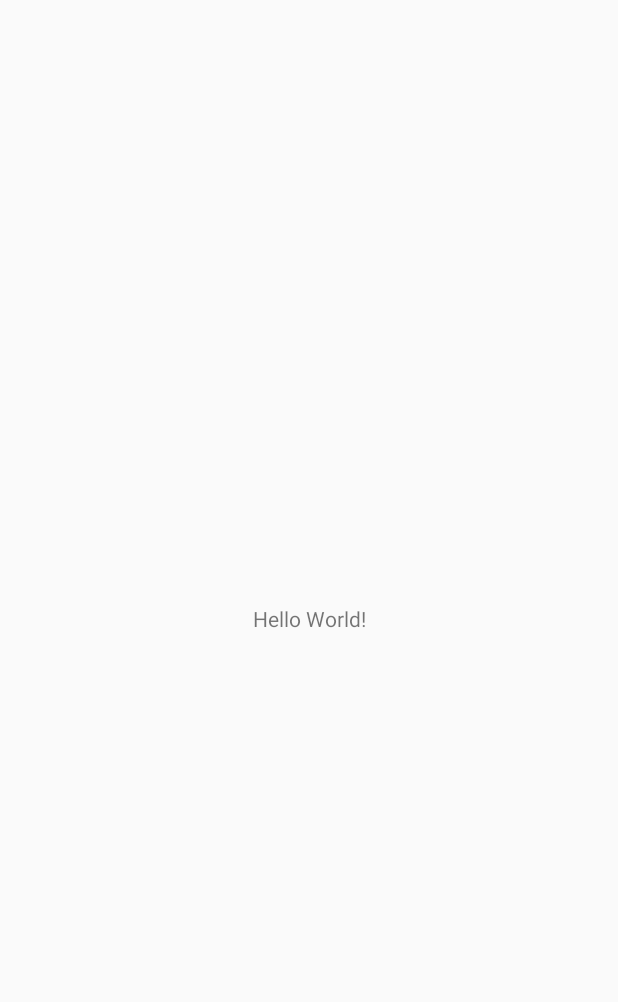
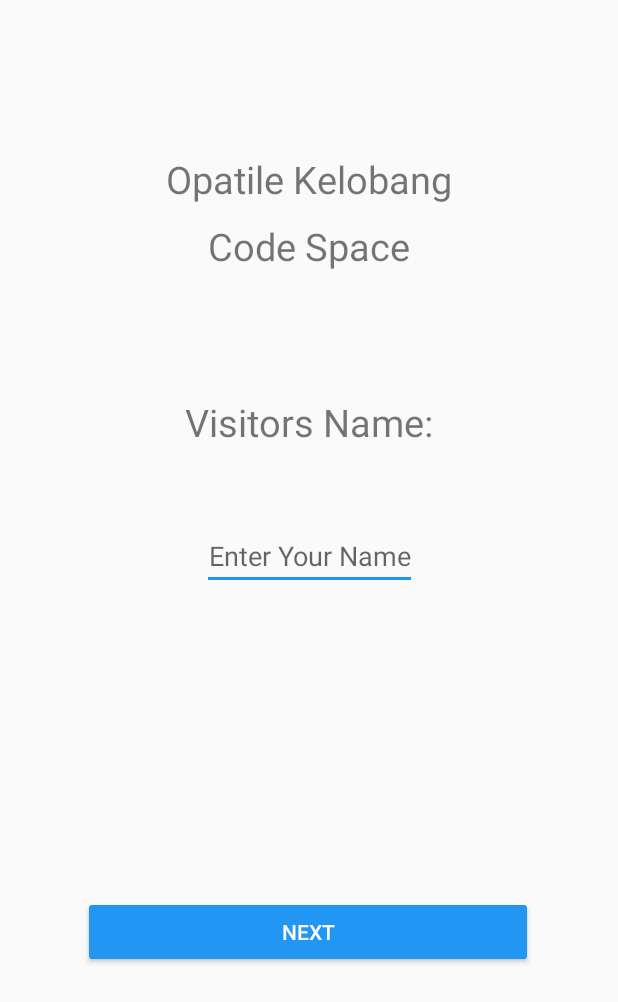
Before and after one commit to OpatileKelobang/MyCodeSpace, an Android app: the MainActivity screen opened directly, with no data from a screen before it, on a phone screen of 412 x 824 dp. Before the commit the part shown is almost empty. Shown: the top 1002 px of the screen. Run offline under Robolectric (Android 15) with nearby library versions, the phone set to English and light mode, and no system bars.

Commit message:
Username sent to second activity working and complete! (menu not doen yet) - Revert to here if things go bad

```diff
--- a/app/src/main/AndroidManifest.xml
+++ b/app/src/main/AndroidManifest.xml
@@ -9,6 +9,7 @@
         android:roundIcon="@mipmap/ic_launcher_round"
         android:supportsRtl="true"
         android:theme="@style/AppTheme">
+        <activity android:name=".MenuActivity"></activity>
         <activity android:name=".WelcomeActivity">
             <intent-filter>
                 <action android:name="android.intent.action.MAIN" />
@@ -16,8 +17,7 @@
                 <category android:name="android.intent.category.LAUNCHER" />
             </intent-filter>
         </activity>
-        <activity android:name=".MainActivity">
-        </activity>
+        <activity android:name=".MainActivity"></activity>
     </application>
 
 </manifest>
--- a/app/src/main/java/co/za/bogote/mycodespace/MainActivity.java
+++ b/app/src/main/java/co/za/bogote/mycodespace/MainActivity.java
@@ -1,13 +1,31 @@
 package co.za.bogote.mycodespace;
 
+import android.content.Intent;
 import android.support.v7.app.AppCompatActivity;
 import android.os.Bundle;
+import android.view.View;
+import android.widget.EditText;
+import android.widget.Toast;
 
 public class MainActivity extends AppCompatActivity {
+
+    private EditText visitorName;
 
     @Override
     protected void onCreate(Bundle savedInstanceState) {
         super.onCreate(savedInstanceState);
         setContentView(R.layout.activity_main);
+
+        visitorName = (EditText) findViewById(R.id.capture_visitors_name);
+
+    }
+
+    public void nextBtnOnClicked(View view)
+    {
+        Toast.makeText(getApplicationContext(), "Welcome to my Code Space " + visitorName.getText().toString(), Toast.LENGTH_LONG).show();
+        Intent intent = new Intent(this, MenuActivity.class);
+        intent.putExtra("Username", visitorName.getText().toString());
+        finish();
+        startActivity(intent);
     }
 }
--- a/app/src/main/res/layout/activity_main.xml
+++ b/app/src/main/res/layout/activity_main.xml
@@ -1,18 +1,102 @@
 <?xml version="1.0" encoding="utf-8"?>
-<android.support.constraint.ConstraintLayout xmlns:android="http://schemas.android.com/apk/res/android"
+<android.support.constraint.ConstraintLayout
+    xmlns:android="http://schemas.android.com/apk/res/android"
     xmlns:app="http://schemas.android.com/apk/res-auto"
     xmlns:tools="http://schemas.android.com/tools"
     android:layout_width="match_parent"
     android:layout_height="match_parent"
-    tools:context=".MainActivity">
+    tools:context=".MainActivity"
+    android:gravity="center"
+    >
+
 
     <TextView
+        android:id="@+id/student_name"
         android:layout_width="wrap_content"
         android:layout_height="wrap_content"
-        android:text="Hello World!"
-        app:layout_constraintBottom_toBottomOf="parent"
-        app:layout_constraintLeft_toLeftOf="parent"
-        app:layout_constraintRight_toRightOf="parent"
+        android:layout_marginStart="151dp"
+        android:layout_marginLeft="151dp"
+        android:layout_marginTop="102dp"
+        android:layout_marginEnd="151dp"
+        android:layout_marginRight="151dp"
+        android:layout_marginBottom="16dp"
+        android:text="@string/student_name"
+        android:textSize="25sp"
+        app:layout_constraintBottom_toTopOf="@+id/main_activity_title"
+        app:layout_constraintEnd_toEndOf="parent"
+        app:layout_constraintStart_toStartOf="parent"
         app:layout_constraintTop_toTopOf="parent" />
 
+    <TextView
+        android:id="@+id/main_activity_title"
+        android:layout_width="wrap_content"
+        android:layout_height="wrap_content"
+        android:layout_marginStart="176dp"
+        android:layout_marginLeft="176dp"
+        android:layout_marginTop="10dp"
+        android:layout_marginEnd="176dp"
+        android:layout_marginRight="176dp"
+        android:text="@string/code_space"
+        android:textSize="25sp"
+        app:layout_constraintEnd_toEndOf="parent"
+        app:layout_constraintStart_toStartOf="parent"
+        app:layout_constraintTop_toBottomOf="@+id/student_name" />
+
+    <TextView
+        android:id="@+id/visitors_name"
+        android:layout_width="wrap_content"
+        android:layout_height="wrap_content"
+        android:layout_marginStart="123dp"
+        android:layout_marginLeft="123dp"
+        android:layout_marginTop="53dp"
+        android:layout_marginEnd="123dp"
+        android:layout_marginRight="123dp"
+        android:layout_marginBottom="5dp"
+        android:text="@string/visitors_name"
+        android:textSize="25sp"
+        app:layout_constraintBottom_toTopOf="@+id/capture_visitors_name"
+        app:layout_constraintEnd_toEndOf="parent"
+        app:layout_constraintStart_toStartOf="parent"
+        app:layout_constraintTop_toBottomOf="@+id/main_activity_title" />
+
+    <EditText
+        android:id="@+id/capture_visitors_name"
+        android:layout_width="wrap_content"
+        android:layout_height="wrap_content"
+        android:layout_centerHorizontal="true"
+        android:layout_marginStart="139dp"
+        android:layout_marginLeft="139dp"
+        android:layout_marginTop="15dp"
+        android:layout_marginEnd="139dp"
+        android:layout_marginRight="139dp"
+        android:layout_marginBottom="87dp"
+        android:autofillHints="username"
+        android:importantForAutofill="no"
+        tools:targetApi="o"
+        android:gravity="center"
+        android:hint="@string/username"
+        android:inputType="text"
+        app:layout_constraintBottom_toTopOf="@+id/main_btn_next"
+        app:layout_constraintEnd_toEndOf="parent"
+        app:layout_constraintStart_toStartOf="parent"
+        app:layout_constraintTop_toBottomOf="@+id/visitors_name" />
+
+    <Button style="@style/Widget.AppCompat.Button.Colored"
+        android:onClick="nextBtnOnClicked"
+        android:id="@+id/main_btn_next"
+        android:layout_width="300dp"
+        android:layout_height="wrap_content"
+        android:layout_marginStart="55dp"
+        android:layout_marginLeft="55dp"
+        android:layout_marginTop="87dp"
+        android:layout_marginEnd="55dp"
+        android:layout_marginRight="55dp"
+        android:layout_marginBottom="150dp"
+        android:text="@string/main_btn_next"
+        app:layout_constraintBottom_toBottomOf="parent"
+        app:layout_constraintEnd_toEndOf="parent"
+        app:layout_constraintHorizontal_bias="0.0"
+        app:layout_constraintStart_toStartOf="parent"
+        app:layout_constraintTop_toBottomOf="@+id/capture_visitors_name" />
+
 </android.support.constraint.ConstraintLayout>
--- a/app/src/main/res/values/strings.xml
+++ b/app/src/main/res/values/strings.xml
@@ -2,7 +2,6 @@
     <string name="app_name">My Code Space</string>
 
     <!-- Intro slide title and description -->
-    <string name="slide_1_title">Opatile Kelobang \nCode Space</string>
     <string name="slide_1_desc">Please take the time to submit a comment on your experience. This will help me create better apps in future!</string>
 
     <!-- preferences -->
@@ -17,4 +16,23 @@
     <string name="button_skip">SKIP</string>
     <string name="button_next">NEXT</string>
     <string name="button_start">START</string>
+
+    <!-- Facebook Login Strings -->
+    <string name="facebook_app_id">586072848534824</string>
+    <string name="fb_login_protocol_scheme">fb586072848534824</string>
+
+    <!-- Main Activity Strings -->
+    <string name="student_name">Opatile Kelobang</string>
+    <string name="code_space">Code Space</string>
+    <string name="main_btn_next">NEXT</string>
+
+    <!-- Main Menu strings -->
+    <string name="main_menu_welcome">Welcome</string>
+    <string name="Welcome_code_space">Welcome to my Code Space</string>
+    <string name="home_button">Home</string>
+    <string name="calc_button">Calculation</string>
+    <string name="about_me_button">About Me</string>
+    <string name="dev_profile_button">My Dev Profile</string>
+
+
 </resources>
--- a/app/src/main/res/values/styles.xml
+++ b/app/src/main/res/values/styles.xml
@@ -5,7 +5,8 @@
         <!-- Customize your theme here. -->
         <item name="colorPrimary">@color/colorPrimary</item>
         <item name="colorPrimaryDark">@color/colorPrimaryDark</item>
-        <item name="colorAccent">@color/colorAccent</item>
+        <item name="colorAccent">#2196F3</item>
     </style>
 
+
 </resources>
```
Also changed, not shown: app/src/main/java/co/za/bogote/mycodespace/MenuActivity.java (added, +33 -0 lines), app/src/main/res/layout/activity_menu.xml (added, +72 -0 lines).
